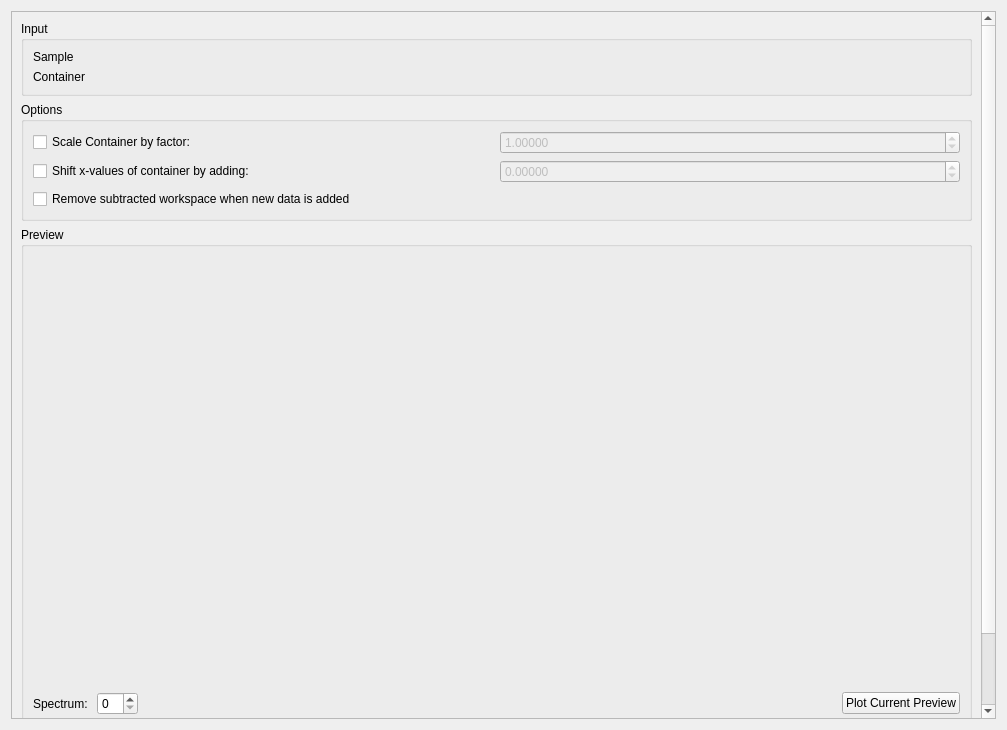
Before: the Qt Designer form qt/scientific_interfaces/Inelastic/Corrections/ContainerSubtraction.ui in mantidproject/mantid, drawn with Qt 5.
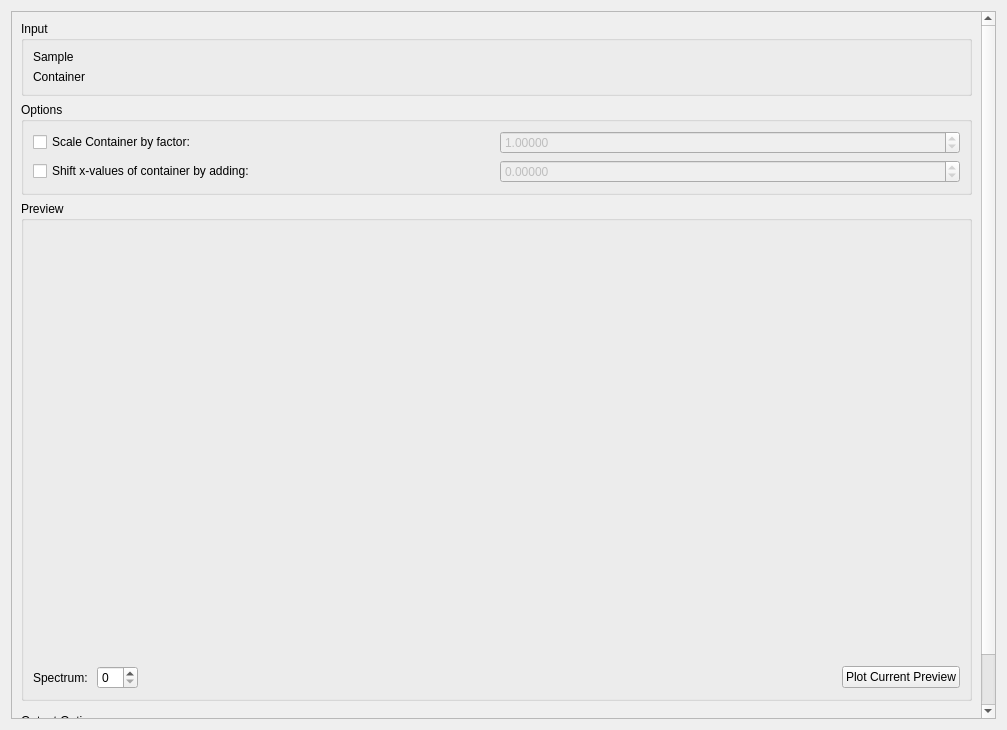
After: the same form once the commit is applied. Custom widgets are drawn as their Qt base class.

Commit message: remove checkbox

```diff
--- a/qt/scientific_interfaces/Inelastic/Corrections/ContainerSubtraction.ui
+++ b/qt/scientific_interfaces/Inelastic/Corrections/ContainerSubtraction.ui
@@ -24,8 +24,8 @@
        <rect>
         <x>0</x>
         <y>0</y>
-        <width>970</width>
-        <height>745</height>
+        <width>966</width>
+        <height>796</height>
        </rect>
       </property>
       <layout class="QVBoxLayout" name="verticalLayout">
@@ -208,13 +208,6 @@
             </item>
            </layout>
           </item>
-          <item row="2" column="0">
-           <widget class="QCheckBox" name="ckRemoveSub">
-            <property name="text">
-             <string>Remove subtracted workspace when new data is added</string>
-            </property>
-           </widget>
-          </item>
          </layout>
         </widget>
        </item>
```
